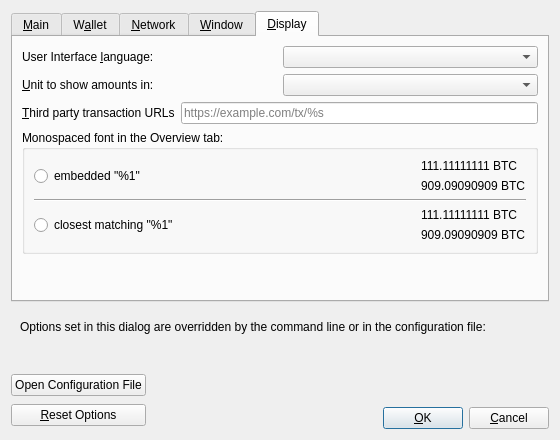
Before: the Qt Designer form src/qt/forms/optionsdialog.ui in caffeine239/bitcoin, drawn with Qt 5.
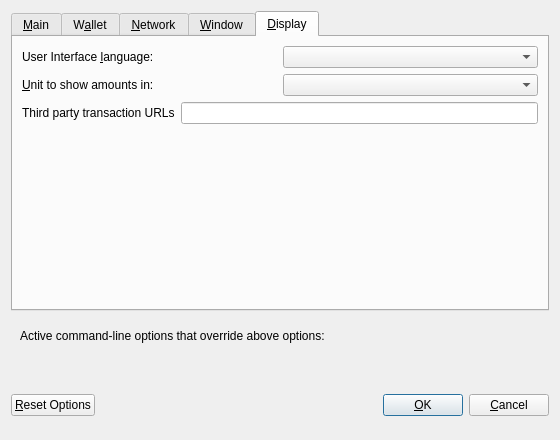
After: the same form once the commit is applied. The open tabs and pages were chosen to show the change. Custom widgets are drawn as their Qt base class.

The edit to the form file:
```diff
--- a/src/qt/forms/optionsdialog.ui
+++ b/src/qt/forms/optionsdialog.ui
@@ -686,7 +686,7 @@
             <string>Third party URLs (e.g. a block explorer) that appear in the transactions tab as context menu items. %s in the URL is replaced by transaction hash. Multiple URLs are separated by vertical bar |.</string>
            </property>
            <property name="text">
-            <string>&amp;Third party transaction URLs</string>
+            <string>Third party transaction URLs</string>
            </property>
            <property name="buddy">
             <cstring>thirdPartyTxUrls</cstring>
@@ -698,113 +698,10 @@
            <property name="toolTip">
             <string>Third party URLs (e.g. a block explorer) that appear in the transactions tab as context menu items. %s in the URL is replaced by transaction hash. Multiple URLs are separated by vertical bar |.</string>
            </property>
-           <property name="placeholderText">
-            <string notr="true">https://example.com/tx/%s</string>
-           </property>
           </widget>
          </item>
         </layout>
        </item>
-       <item>
-        <widget class="QGroupBox" name="font_groupBox">
-         <property name="title">
-          <string>Monospaced font in the Overview tab:</string>
-         </property>
-         <layout class="QVBoxLayout" name="font_verticalLayout">
-          <item>
-           <layout class="QHBoxLayout" name="embeddedFont_horizontalLayout">
-            <item>
-             <widget class="QRadioButton" name="embeddedFont_radioButton">
-              <property name="text">
-               <string>embedded &quot;%1&quot;</string>
-              </property>
-             </widget>
-            </item>
-            <item>
-             <spacer name="embeddedFont_horizontalSpacer">
-              <property name="orientation">
-               <enum>Qt::Horizontal</enum>
-              </property>
-              <property name="sizeHint" stdset="0">
-               <size>
-                <width>40</width>
-                <height>20</height>
-               </size>
-              </property>
-             </spacer>
-            </item>
-            <item>
-             <layout class="QVBoxLayout" name="embeddedFont_verticalLayout">
-              <item>
-               <widget class="QLabel" name="embeddedFont_label_1">
-                <property name="text">
-                 <string>111.11111111 BTC</string>
-                </property>
-               </widget>
-              </item>
-              <item>
-               <widget class="QLabel" name="embeddedFont_label_9">
-                <property name="text">
-                 <string>909.09090909 BTC</string>
-                </property>
-               </widget>
-              </item>
-             </layout>
-            </item>
-           </layout>
-          </item>
-          <item>
-           <widget class="Line" name="font_line">
-            <property name="orientation">
-             <enum>Qt::Horizontal</enum>
-            </property>
-           </widget>
-          </item>
-          <item>
-           <layout class="QHBoxLayout" name="systemFont_horizontalLayout">
-            <item>
-             <widget class="QRadioButton" name="systemFont_radioButton">
-              <property name="text">
-               <string>closest matching &quot;%1&quot;</string>
-              </property>
-             </widget>
-            </item>
-            <item>
-             <spacer name="systemFont_horizontalSpacer">
-              <property name="orientation">
-               <enum>Qt::Horizontal</enum>
-              </property>
-              <property name="sizeHint" stdset="0">
-               <size>
-                <width>40</width>
-                <height>20</height>
-               </size>
-              </property>
-             </spacer>
-            </item>
-            <item>
-             <layout class="QVBoxLayout" name="systemFont_verticalLayout">
-              <item>
-               <widget class="QLabel" name="systemFont_label_1">
-                <property name="text">
-                 <string>111.11111111 BTC</string>
-                </property>
-               </widget>
-              </item>
-              <item>
-               <widget class="QLabel" name="systemFont_label_9">
-                <property name="text">
-                 <string>909.09090909 BTC</string>
-                </property>
-               </widget>
-              </item>
-             </layout>
-            </item>
-           </layout>
-          </item>
-         </layout>
-        </widget>
-       </item>
        <item>
         <spacer name="verticalSpacer_Display">
          <property name="orientation">
@@ -830,7 +727,7 @@
         <item>
          <widget class="QLabel" name="overriddenByCommandLineInfoLabel">
           <property name="text">
-           <string>Options set in this dialog are overridden by the command line or in the configuration file:</string>
+           <string>Active command-line options that override above options:</string>
           </property>
           <property name="textFormat">
            <enum>Qt::PlainText</enum>
@@ -871,21 +768,6 @@
    <item>
     <layout class="QHBoxLayout" name="horizontalLayout_Buttons">
      <item>
-      <layout class="QVBoxLayout" name="verticalLayout_Buttons">
-       <item>
-        <widget class="QPushButton" name="openBitcoinConfButton">
-         <property name="toolTip">
-          <string>Open the %1 configuration file from the working directory.</string>
-         </property>
-         <property name="text">
-          <string>Open Configuration File</string>
-         </property>
-         <property name="autoDefault">
-          <bool>false</bool>
-         </property>
-        </widget>
-       </item>
-       <item>
         <widget class="QPushButton" name="resetButton">
          <property name="toolTip">
           <string>Reset all client options to default.</string>
@@ -898,8 +780,6 @@
          </property>
         </widget>
        </item>
-      </layout>
-     </item>
      <item>
       <spacer name="horizontalSpacer_1">
        <property name="orientation">
@@ -952,23 +832,6 @@
       </spacer>
      </item>
      <item>
-      <layout class="QVBoxLayout" name="verticalLayout_4">
-       <item>
-        <spacer name="verticalSpacer">
-         <property name="orientation">
-          <enum>Qt::Vertical</enum>
-         </property>
-         <property name="sizeHint" stdset="0">
-          <size>
-           <width>20</width>
-           <height>40</height>
-          </size>
-         </property>
-        </spacer>
-       </item>
-       <item>
-        <layout class="QHBoxLayout" name="horizontalLayout">
-         <item>
           <widget class="QPushButton" name="okButton">
            <property name="text">
             <string>&amp;OK</string>
@@ -994,10 +857,6 @@
         </layout>
        </item>
       </layout>
-     </item>
-    </layout>
-   </item>
-  </layout>
  </widget>
  <customwidgets>
   <customwidget>
```
Left out of the diff: 106 changed lines with no effect on the pictures. Lines whose indentation alone changed are shown as unchanged.
